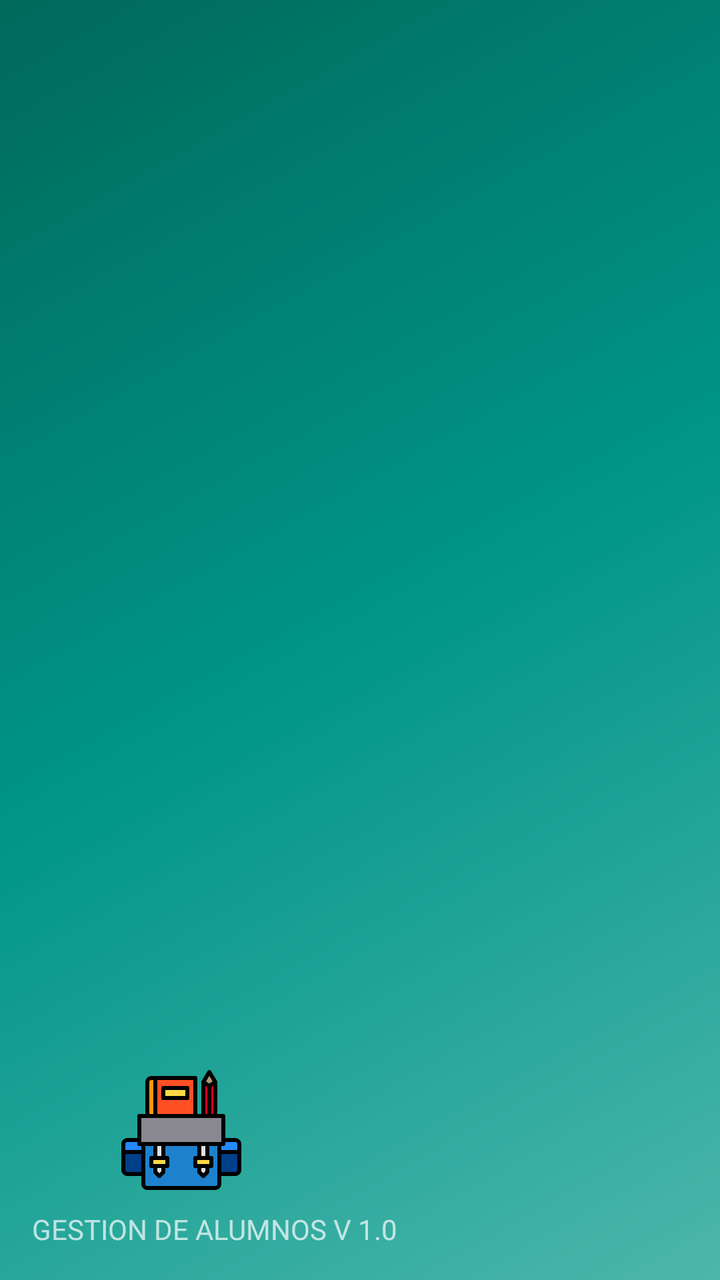
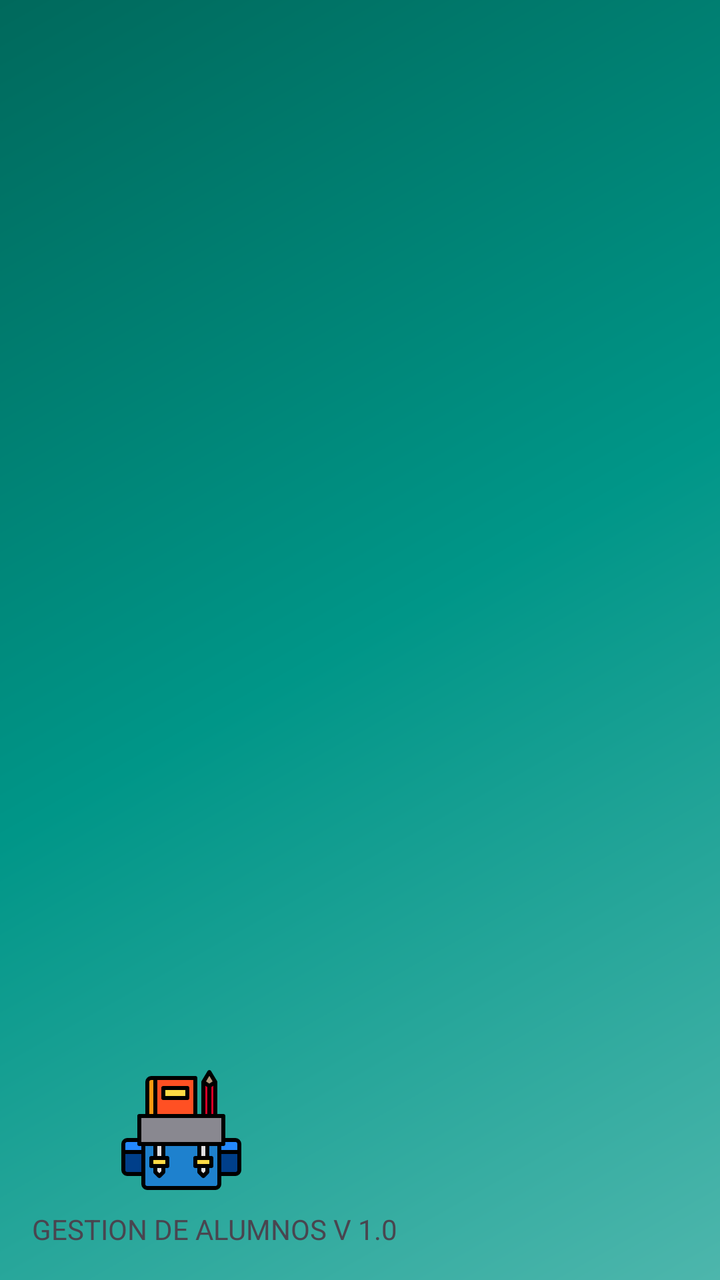

The first picture is an Android layout as it rendered before a commit; the second is the same layout after the commit. The layout source and the unified diff follow.
<!-- AndroidManifest.xml: application theme Theme.EjemploNavigationView -->
<!-- res/layout/layout_cabecera.xml -->
<?xml version="1.0" encoding="utf-8"?>
<LinearLayout xmlns:android="http://schemas.android.com/apk/res/android"
    xmlns:app="http://schemas.android.com/apk/res-auto"
    xmlns:tools="http://schemas.android.com/tools"
    android:layout_width="match_parent"
    android:layout_height="@dimen/nav_header_height"
    android:background="@drawable/side_nav_bar"
    android:gravity="bottom"

    android:paddingLeft="@dimen/activity_horizontal_margin"
    android:paddingTop="@dimen/activity_vertical_margin"
    android:paddingRight="@dimen/activity_horizontal_margin"
    android:paddingBottom="@dimen/activity_vertical_margin"
    android:theme="@style/ThemeOverlay.AppCompat.Dark"
    android:orientation="vertical">

    <ImageView
        android:id="@+id/imageView"
        android:layout_width="149dp"
        android:layout_height="72dp"
        android:paddingBottom="@dimen/nav_header_vertical_spacing"
        app:srcCompat="@drawable/ic_mochilab"
       tools:ignore="VectorDrawableCompat" />

    <TextView
        android:id="@+id/textView"
        android:layout_width="wrap_content"
        android:layout_height="wrap_content"
        android:text="GESTION DE ALUMNOS V 1.0" />

</LinearLayout>
<!-- resources referenced by this layout -->
<resources>
  <dimen name="activity_horizontal_margin">16dp</dimen>
  <dimen name="activity_vertical_margin">16dp</dimen>
  <dimen name="nav_header_height">176dp</dimen>
  <dimen name="nav_header_vertical_spacing">8dp</dimen>
  <!-- drawable ic_mochilab: vector/xml drawable (drawable, 3291 chars, omitted) -->
  <!-- drawable side_nav_bar (drawable) -->
  <shape xmlns:android="http://schemas.android.com/apk/res/android"
      android:shape="rectangle">
      <gradient
          android:angle="135"
          android:centerColor="#009688"
          android:endColor="#00695C"
          android:startColor="#4DB6AC"
          android:type="linear" />
  </shape>
  <style name="Theme.EjemploNavigationView" parent="Base.Theme.EjemploNavigationView" />
  <style name="Base.Theme.EjemploNavigationView" parent="Theme.Material3.DayNight.NoActionBar">
          
          
      </style>
</resources>

<!-- the commit's change to res/layout/layout_cabecera.xml (unified diff, before → after) -->
@@ -11,16 +11,16 @@
     android:paddingTop="@dimen/activity_vertical_margin"
     android:paddingRight="@dimen/activity_horizontal_margin"
     android:paddingBottom="@dimen/activity_vertical_margin"
-    android:theme="@style/ThemeOverlay.AppCompat.Dark"
+
     android:orientation="vertical">
-
     <ImageView
         android:id="@+id/imageView"
         android:layout_width="149dp"
         android:layout_height="72dp"
         android:paddingBottom="@dimen/nav_header_vertical_spacing"
+        android:theme="@style/ThemeOverlay.AppCompat.Dark"
         app:srcCompat="@drawable/ic_mochilab"
-       tools:ignore="VectorDrawableCompat" />
+        tools:ignore="VectorDrawableCompat" />
 
     <TextView
         android:id="@+id/textView"
@@ -28,4 +28,5 @@
         android:layout_height="wrap_content"
         android:text="GESTION DE ALUMNOS V 1.0" />
 
+
 </LinearLayout>
